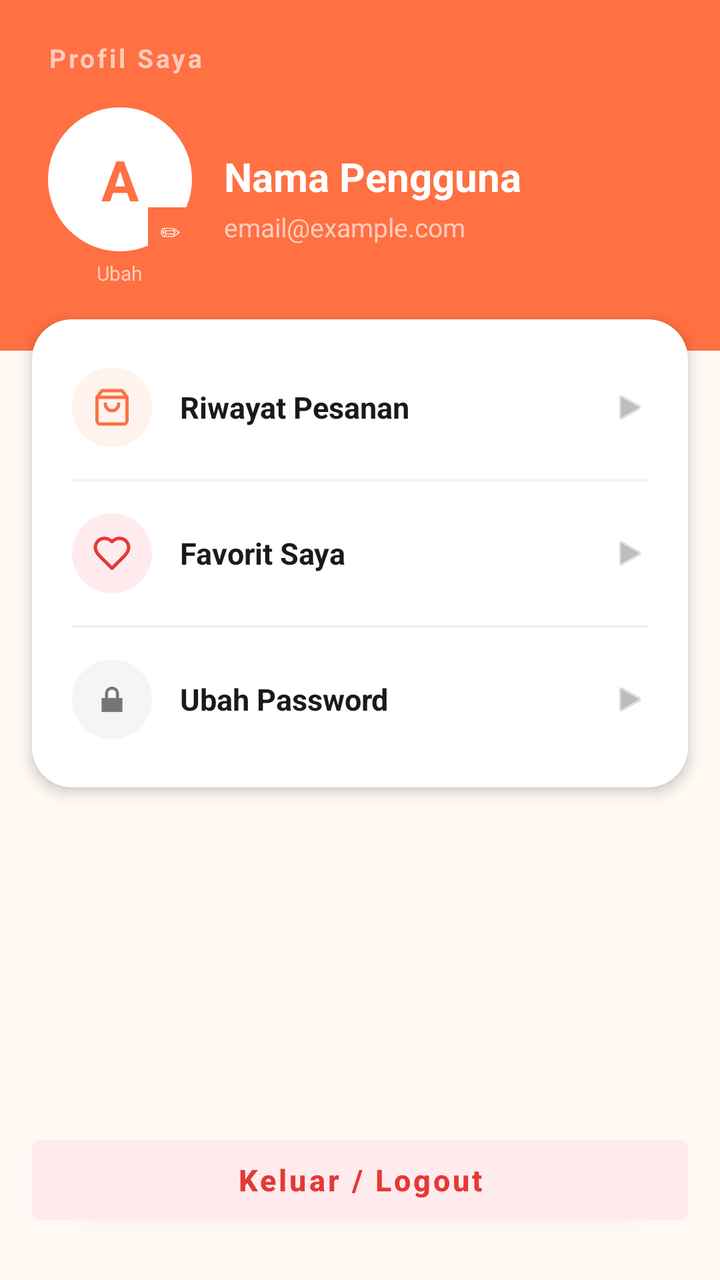
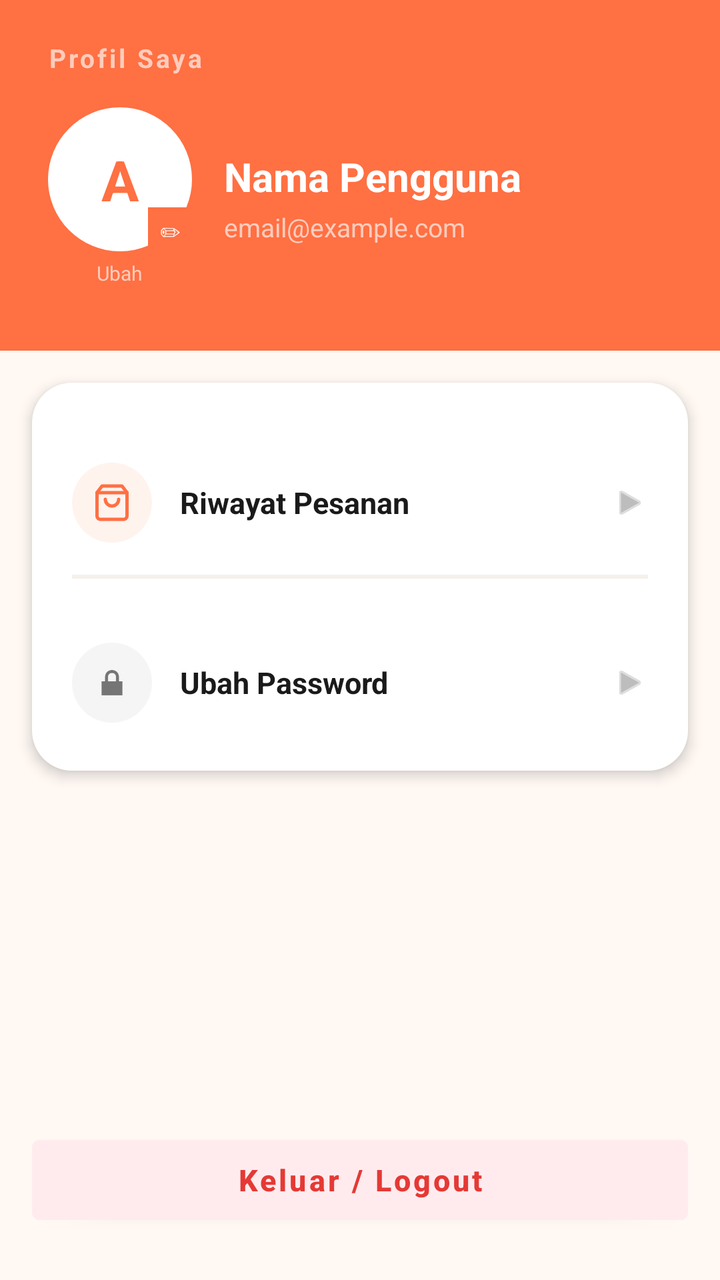

Screens rendered from an Android XML layout before and after an edit, with the pre-edit source and the edit as a unified diff.
<!-- AndroidManifest.xml: application theme Theme.KueWeh -->
<!-- res/layout/fragment_profile.xml -->
<?xml version="1.0" encoding="utf-8"?>
<LinearLayout
    xmlns:android="http://schemas.android.com/apk/res/android"
    xmlns:app="http://schemas.android.com/apk/res-auto"
    android:layout_width="match_parent"
    android:layout_height="match_parent"
    android:orientation="vertical"
    android:background="#FFF8F3"
    android:fitsSystemWindows="true">

    
    <LinearLayout
        android:layout_width="match_parent"
        android:layout_height="wrap_content"
        android:background="#FF7043"
        android:orientation="vertical"
        android:paddingHorizontal="24dp"
        android:paddingTop="20dp"
        android:paddingBottom="32dp">

        <TextView
            android:layout_width="wrap_content"
            android:layout_height="wrap_content"
            android:text="Profil Saya"
            android:textColor="#FFCCBC"
            android:textSize="13sp"
            android:textStyle="bold"
            android:letterSpacing="0.1"
            android:layout_marginBottom="16dp"/>

        
        <LinearLayout
            android:layout_width="match_parent"
            android:layout_height="wrap_content"
            android:orientation="horizontal"
            android:gravity="center_vertical">

            
            <LinearLayout
                android:id="@+id/containerAvatar"
                android:layout_width="wrap_content"
                android:layout_height="wrap_content"
                android:orientation="vertical"
                android:clickable="true"
                android:focusable="true"
                android:background="?attr/selectableItemBackgroundBorderless">

                <FrameLayout
                    android:layout_width="72dp"
                    android:layout_height="72dp">

                    
                    <FrameLayout
                        android:layout_width="72dp"
                        android:layout_height="72dp"
                        android:background="@drawable/bg_avatar_circle">

                        <TextView
                            android:id="@+id/tvAvatarInitial"
                            android:layout_width="match_parent"
                            android:layout_height="match_parent"
                            android:gravity="center"
                            android:text="A"
                            android:textColor="#FF7043"
                            android:textSize="28sp"
                            android:textStyle="bold"/>
                    </FrameLayout>

                    
                    <ImageView
                        android:id="@+id/imgProfilePicture"
                        android:layout_width="72dp"
                        android:layout_height="72dp"
                        android:scaleType="centerCrop"
                        android:visibility="gone"/>

                    
                    <FrameLayout
                        android:layout_width="22dp"
                        android:layout_height="22dp"
                        android:layout_gravity="bottom|end"
                        android:background="#FF7043">

                        <TextView
                            android:layout_width="match_parent"
                            android:layout_height="match_parent"
                            android:gravity="center"
                            android:text="✏"
                            android:textColor="#FFFFFF"
                            android:textSize="10sp"/>
                    </FrameLayout>
                </FrameLayout>

                <TextView
                    android:layout_width="wrap_content"
                    android:layout_height="wrap_content"
                    android:layout_gravity="center_horizontal"
                    android:layout_marginTop="4dp"
                    android:text="Ubah"
                    android:textColor="#FFCCBC"
                    android:textSize="10sp"/>
            </LinearLayout>

            <LinearLayout
                android:layout_width="wrap_content"
                android:layout_height="wrap_content"
                android:orientation="vertical"
                android:layout_marginStart="16dp">

                <TextView
                    android:id="@+id/tvProfileName"
                    android:layout_width="wrap_content"
                    android:layout_height="wrap_content"
                    android:text="Nama Pengguna"
                    android:textSize="20sp"
                    android:textStyle="bold"
                    android:textColor="#FFFFFF"/>

                <TextView
                    android:id="@+id/tvProfileEmail"
                    android:layout_width="wrap_content"
                    android:layout_height="wrap_content"
                    android:text="email@example.com"
                    android:textSize="13sp"
                    android:textColor="#FFCCBC"
                    android:layout_marginTop="3dp"/>
            </LinearLayout>
        </LinearLayout>
    </LinearLayout>

    
    <LinearLayout
        android:layout_width="match_parent"
        android:layout_height="wrap_content"
        android:orientation="vertical"
        android:layout_marginHorizontal="16dp"
        android:layout_marginTop="-16dp"
        android:background="@drawable/bg_card_rounded"
        android:elevation="4dp"
        android:paddingVertical="8dp">

        
        <LinearLayout
            android:id="@+id/btnRiwayatPesanan"
            android:layout_width="match_parent"
            android:layout_height="wrap_content"
            android:orientation="horizontal"
            android:paddingHorizontal="20dp"
            android:paddingVertical="16dp"
            android:background="?attr/selectableItemBackground"
            android:clickable="true"
            android:focusable="true"
            android:gravity="center_vertical">

            <FrameLayout
                android:layout_width="40dp"
                android:layout_height="40dp"
                android:background="@drawable/bg_icon_circle_orange">

                <ImageView
                    android:layout_width="20dp"
                    android:layout_height="20dp"
                    android:layout_gravity="center"
                    android:src="@drawable/ic_pesanan"
                    app:tint="#FF7043"/>
            </FrameLayout>

            <TextView
                android:layout_width="0dp"
                android:layout_height="wrap_content"
                android:layout_weight="1"
                android:layout_marginStart="14dp"
                android:text="Riwayat Pesanan"
                android:textColor="#1A1A1A"
                android:textSize="15sp"
                android:textStyle="bold"/>

            <ImageView
                android:layout_width="18dp"
                android:layout_height="18dp"
                android:src="@android:drawable/ic_media_play"
                app:tint="#BDBDBD"/>
        </LinearLayout>

        <View
            android:layout_width="match_parent"
            android:layout_height="1dp"
            android:background="#F5F0EB"
            android:layout_marginHorizontal="20dp"/>

        
        <LinearLayout
            android:layout_width="match_parent"
            android:layout_height="wrap_content"
            android:orientation="horizontal"
            android:paddingHorizontal="20dp"
            android:paddingVertical="16dp"
            android:background="?attr/selectableItemBackground"
            android:clickable="true"
            android:focusable="true"
            android:gravity="center_vertical">

            <FrameLayout
                android:layout_width="40dp"
                android:layout_height="40dp"
                android:background="@drawable/bg_icon_circle_red">

                <ImageView
                    android:layout_width="20dp"
                    android:layout_height="20dp"
                    android:layout_gravity="center"
                    android:src="@drawable/ic_favorite_navbar"
                    app:tint="#E53935"/>
            </FrameLayout>

            <TextView
                android:layout_width="0dp"
                android:layout_height="wrap_content"
                android:layout_weight="1"
                android:layout_marginStart="14dp"
                android:text="Favorit Saya"
                android:textColor="#1A1A1A"
                android:textSize="15sp"
                android:textStyle="bold"/>

            <ImageView
                android:layout_width="18dp"
                android:layout_height="18dp"
                android:src="@android:drawable/ic_media_play"
                app:tint="#BDBDBD"/>
        </LinearLayout>

        <View
            android:layout_width="match_parent"
            android:layout_height="1dp"
            android:background="#F5F0EB"
            android:layout_marginHorizontal="20dp"/>

        
        <LinearLayout
            android:id="@+id/btnUbahPassword"
            android:layout_width="match_parent"
            android:layout_height="wrap_content"
            android:orientation="horizontal"
            android:paddingHorizontal="20dp"
            android:paddingVertical="16dp"
            android:background="?attr/selectableItemBackground"
            android:clickable="true"
            android:focusable="true"
            android:gravity="center_vertical">

            <FrameLayout
                android:layout_width="40dp"
                android:layout_height="40dp"
                android:background="@drawable/bg_icon_circle_gray">

                <ImageView
                    android:layout_width="20dp"
                    android:layout_height="20dp"
                    android:layout_gravity="center"
                    android:src="@android:drawable/ic_lock_lock"
                    app:tint="#757575"/>
            </FrameLayout>

            <TextView
                android:layout_width="0dp"
                android:layout_height="wrap_content"
                android:layout_weight="1"
                android:layout_marginStart="14dp"
                android:text="Ubah Password"
                android:textColor="#1A1A1A"
                android:textSize="15sp"
                android:textStyle="bold"/>

            <ImageView
                android:layout_width="18dp"
                android:layout_height="18dp"
                android:src="@android:drawable/ic_media_play"
                app:tint="#BDBDBD"/>
        </LinearLayout>
    </LinearLayout>

    
    <View
        android:layout_width="match_parent"
        android:layout_height="0dp"
        android:layout_weight="1"/>

    
    <LinearLayout
        android:layout_width="match_parent"
        android:layout_height="wrap_content"
        android:paddingHorizontal="16dp"
        android:paddingBottom="24dp">

        <Button
            android:id="@+id/btnLogout"
            android:layout_width="match_parent"
            android:layout_height="52dp"
            android:backgroundTint="#FFEBEE"
            android:text="Keluar / Logout"
            android:textColor="#E53935"
            android:textStyle="bold"
            android:textAllCaps="false"
            android:textSize="15sp"/>
    </LinearLayout>

</LinearLayout>
<!-- resources referenced by this layout -->
<resources>
  <!-- drawable bg_avatar_circle (drawable) -->
  <?xml version="1.0" encoding="utf-8"?>
  <shape xmlns:android="http://schemas.android.com/apk/res/android"
      android:shape="oval">
      <solid android:color="#FFFFFF"/>
  </shape>
  <!-- drawable bg_card_rounded (drawable) -->
  <?xml version="1.0" encoding="utf-8"?>
  <shape xmlns:android="http://schemas.android.com/apk/res/android">
      <solid android:color="#FFFFFF"/>
      <corners android:radius="20dp"/>
  </shape>
  <!-- drawable bg_icon_circle_gray (drawable) -->
  <?xml version="1.0" encoding="utf-8"?>
  <shape xmlns:android="http://schemas.android.com/apk/res/android"
      android:shape="oval">
      <solid android:color="#F5F5F5"/>
  </shape>
  <!-- drawable bg_icon_circle_orange (drawable) -->
  <?xml version="1.0" encoding="utf-8"?>
  <shape xmlns:android="http://schemas.android.com/apk/res/android"
      android:shape="oval">
      <solid android:color="#FFF3EE"/>
  </shape>
  <!-- drawable bg_icon_circle_red (drawable) -->
  <?xml version="1.0" encoding="utf-8"?>
  <shape xmlns:android="http://schemas.android.com/apk/res/android"
      android:shape="oval">
      <solid android:color="#FFEBEE"/>
  </shape>
  <!-- drawable ic_favorite_navbar (drawable) -->
  <vector xmlns:android="http://schemas.android.com/apk/res/android"
      android:width="24dp"
      android:height="24dp"
      android:viewportWidth="24"
      android:viewportHeight="24">
    <path
        android:pathData="M19,14C20.49,12.54 22,10.79 22,8.5C22,7.041 21.42,5.642 20.389,4.611C19.358,3.579 17.959,3 16.5,3C14.74,3 13.5,3.5 12,5C10.5,3.5 9.26,3 7.5,3C6.041,3 4.642,3.579 3.611,4.611C2.579,5.642 2,7.041 2,8.5C2,10.8 3.5,12.55 5,14L12,21L19,14Z"
        android:strokeLineJoin="round"
        android:strokeWidth="2"
        android:fillColor="#00000000"
        android:strokeColor="#EBAB7F"
        android:strokeLineCap="round"/>
  </vector>
  <!-- drawable ic_pesanan (drawable) -->
  <vector xmlns:android="http://schemas.android.com/apk/res/android"
      android:width="24dp"
      android:height="24dp"
      android:viewportWidth="24"
      android:viewportHeight="24">
    <path
        android:pathData="M6,2L3,6V20C3,20.53 3.211,21.039 3.586,21.414C3.961,21.789 4.47,22 5,22H19C19.53,22 20.039,21.789 20.414,21.414C20.789,21.039 21,20.53 21,20V6L18,2H6Z"
        android:strokeLineJoin="round"
        android:strokeWidth="2"
        android:fillColor="#00000000"
        android:strokeColor="#EBAB7F"
        android:strokeLineCap="round"/>
    <path
        android:pathData="M3,6H21"
        android:strokeLineJoin="round"
        android:strokeWidth="2"
        android:fillColor="#00000000"
        android:strokeColor="#EBAB7F"
        android:strokeLineCap="round"/>
    <path
        android:pathData="M16,10C16,11.061 15.579,12.078 14.828,12.828C14.078,13.579 13.061,14 12,14C10.939,14 9.922,13.579 9.172,12.828C8.421,12.078 8,11.061 8,10"
        android:strokeLineJoin="round"
        android:strokeWidth="2"
        android:fillColor="#00000000"
        android:strokeColor="#EBAB7F"
        android:strokeLineCap="round"/>
  </vector>
  <style name="Theme.KueWeh" parent="Theme.MaterialComponents.Light.NoActionBar">
          <item name="android:statusBarColor">@android:color/transparent</item>
  
          <item name="android:windowLightStatusBar">true</item>
      </style>
</resources>

<!-- the commit's change to res/layout/fragment_profile.xml (unified diff, before → after) -->
@@ -134,7 +134,7 @@
         android:layout_height="wrap_content"
         android:orientation="vertical"
         android:layout_marginHorizontal="16dp"
-        android:layout_marginTop="-16dp"
+        android:layout_marginTop="16dp"
         android:background="@drawable/bg_card_rounded"
         android:elevation="4dp"
         android:paddingVertical="8dp">
@@ -144,6 +144,7 @@
             android:id="@+id/btnRiwayatPesanan"
             android:layout_width="match_parent"
             android:layout_height="wrap_content"
+            android:layout_marginTop="16dp"
             android:orientation="horizontal"
             android:paddingHorizontal="20dp"
             android:paddingVertical="16dp"
@@ -188,48 +189,6 @@
             android:background="#F5F0EB"
             android:layout_marginHorizontal="20dp"/>
 
-        
-        <LinearLayout
-            android:layout_width="match_parent"
-            android:layout_height="wrap_content"
-            android:orientation="horizontal"
-            android:paddingHorizontal="20dp"
-            android:paddingVertical="16dp"
-            android:background="?attr/selectableItemBackground"
-            android:clickable="true"
-            android:focusable="true"
-            android:gravity="center_vertical">
-
-            <FrameLayout
-                android:layout_width="40dp"
-                android:layout_height="40dp"
-                android:background="@drawable/bg_icon_circle_red">
-
-                <ImageView
-                    android:layout_width="20dp"
-                    android:layout_height="20dp"
-                    android:layout_gravity="center"
-                    android:src="@drawable/ic_favorite_navbar"
-                    app:tint="#E53935"/>
-            </FrameLayout>
-
-            <TextView
-                android:layout_width="0dp"
-                android:layout_height="wrap_content"
-                android:layout_weight="1"
-                android:layout_marginStart="14dp"
-                android:text="Favorit Saya"
-                android:textColor="#1A1A1A"
-                android:textSize="15sp"
-                android:textStyle="bold"/>
-
-            <ImageView
-                android:layout_width="18dp"
-                android:layout_height="18dp"
-                android:src="@android:drawable/ic_media_play"
-                app:tint="#BDBDBD"/>
-        </LinearLayout>
-
         <View
             android:layout_width="match_parent"
             android:layout_height="1dp"
@@ -241,6 +200,7 @@
             android:id="@+id/btnUbahPassword"
             android:layout_width="match_parent"
             android:layout_height="wrap_content"
+            android:layout_marginTop="16dp"
             android:orientation="horizontal"
             android:paddingHorizontal="20dp"
             android:paddingVertical="16dp"
<!-- resource entries referenced after the edit -->
@@ -24,26 +24,6 @@
       android:shape="oval">
       <solid android:color="#FFF3EE"/>
   </shape>
-  <!-- drawable bg_icon_circle_red (drawable) -->
-  <?xml version="1.0" encoding="utf-8"?>
-  <shape xmlns:android="http://schemas.android.com/apk/res/android"
-      android:shape="oval">
-      <solid android:color="#FFEBEE"/>
-  </shape>
-  <!-- drawable ic_favorite_navbar (drawable) -->
-  <vector xmlns:android="http://schemas.android.com/apk/res/android"
-      android:width="24dp"
-      android:height="24dp"
-      android:viewportWidth="24"
-      android:viewportHeight="24">
-    <path
-        android:pathData="M19,14C20.49,12.54 22,10.79 22,8.5C22,7.041 21.42,5.642 20.389,4.611C19.358,3.579 17.959,3 16.5,3C14.74,3 13.5,3.5 12,5C10.5,3.5 9.26,3 7.5,3C6.041,3 4.642,3.579 3.611,4.611C2.579,5.642 2,7.041 2,8.5C2,10.8 3.5,12.55 5,14L12,21L19,14Z"
-        android:strokeLineJoin="round"
-        android:strokeWidth="2"
-        android:fillColor="#00000000"
-        android:strokeColor="#EBAB7F"
-        android:strokeLineCap="round"/>
-  </vector>
   <!-- drawable ic_pesanan (drawable) -->
   <vector xmlns:android="http://schemas.android.com/apk/res/android"
       android:width="24dp"
